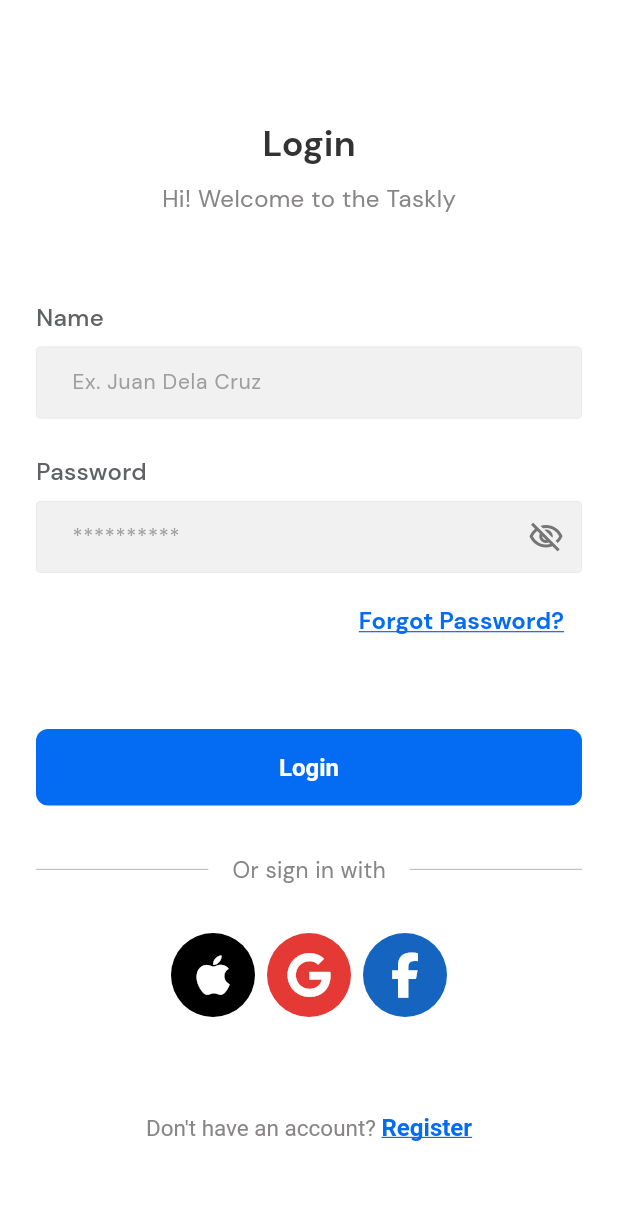
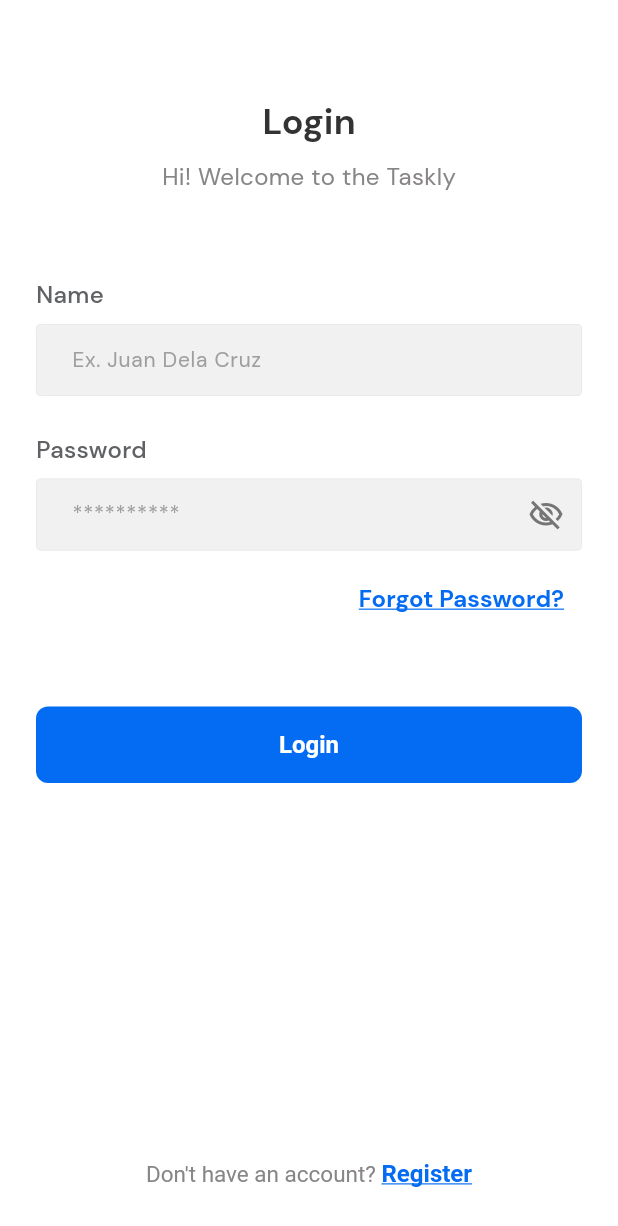
Before and after one commit to AbnerBaluyut/Taskly, a Flutter app: the LoginPage screen opened by its route, on a phone screen of 412 x 824 dp. Shown: the top 1226 px of the screen. Run offline on Flutter 3.47's test engine with Material 3 defaults, Android fonts, the phone set to English and light mode, and no system bars; our stand-ins replace bloc, dropdown_button2, flutter_bloc, flutter_expandable_fab, font_awesome_flutter, go_router and 2 more; missing offline and left inert: assorted_layout_widgets; accounts and stored records are empty; statements that could not run were skipped.

```diff
--- a/lib/core/common_widgets/common_elevated_button.dart
+++ b/lib/core/common_widgets/common_elevated_button.dart
@@ -14,6 +14,8 @@ class CommonElevatedButton extends ElevatedButton {
     Color overlayColor = Colors.black45,
     Widget? icon,
     OutlinedBorder? shape,
+    MaterialTapTargetSize? targetSize,
+    Size? minimumSize
   }) {
     return CommonElevatedButton(
       key: key,
@@ -25,6 +27,8 @@ class CommonElevatedButton extends ElevatedButton {
       shadowColor: shadowColor,
       overlayColor: overlayColor,
       shape: shape,
+      targetSize: targetSize,
+      minSize: minimumSize,
     );
   }
 
@@ -44,7 +48,9 @@ class CommonElevatedButton extends ElevatedButton {
     this.shadowColor = Colors.transparent,
     this.overlayColor = Colors.black45,
     this.shape,
-  }) : assert(text != null || custom != null), super(
+    this.targetSize,
+    this.minSize
+  }) : super(
       onPressed: onButtonPressed,
       child: (text != null) ? Text(
         text,
@@ -53,7 +59,7 @@ class CommonElevatedButton extends ElevatedButton {
           fontWeight: fontWeight,
           color: fontColor,
         ),
-      ) : custom,
+      ) : custom ?? const SizedBox.shrink(),
       style: ElevatedButton.styleFrom(
         shadowColor: shadowColor,
         backgroundColor: backgroundColor,
@@ -63,6 +69,8 @@ class CommonElevatedButton extends ElevatedButton {
           borderRadius: borderRadius,
           side: borderSide
         ),
+        tapTargetSize: targetSize,
+        minimumSize: minSize,
         padding: padding,
         disabledBackgroundColor: Colors.grey.shade500,
       )
@@ -82,4 +90,6 @@ class CommonElevatedButton extends ElevatedButton {
   final double elevation;
   final EdgeInsetsGeometry? padding;
   final OutlinedBorder? shape;
+  final MaterialTapTargetSize? targetSize;
+  final Size? minSize;
 }
--- a/lib/core/common_widgets/common_text_field.dart
+++ b/lib/core/common_widgets/common_text_field.dart
@@ -19,6 +19,8 @@ class CommonTextField extends StatefulWidget {
   final void Function(String)? onChanged;
   final void Function(String)? onFieldSubmitted;
   final int maxLines;
+  final int? minLines;
+  final int? maxLength;
   final Color? fillColor;
   final bool filled;
   final TextStyle? style;
@@ -28,9 +30,8 @@ class CommonTextField extends StatefulWidget {
   final InputBorder? focusedBorder;
   final InputBorder? errorBorder;
   final InputBorder? focusedErrorBorder;
-
-
   final TextInputAction? textInputAction;
+  final bool showScrollbar;
 
   const CommonTextField({
     super.key,
@@ -45,6 +46,8 @@ class CommonTextField extends StatefulWidget {
     this.validator,
     this.onChanged,
     this.maxLines = 1,
+    this.minLines,
+    this.maxLength,
     this.fillColor,
     this.filled = true,
     this.style,
@@ -55,7 +58,8 @@ class CommonTextField extends StatefulWidget {
     this.errorBorder,
     this.focusedErrorBorder,
     this.textInputAction,
-    this.onFieldSubmitted
+    this.onFieldSubmitted,
+    this.showScrollbar = false
   });
 
   @override
@@ -100,13 +104,28 @@ class CommonTextFieldState extends State<CommonTextField> {
           controller: (animation) {
             _animationController = animation;
           },
-          child: TextFormField(
+          child: (widget.showScrollbar)
+          ? Scrollbar(
+            trackVisibility: true,
+              child: _buildTextFormField(),
+            )
+          : _buildTextFormField()
+        ),
+      ],
+    );
+  }
+
+  Widget _buildTextFormField() {
+
+    return TextFormField(
       controller: widget.controller,
       focusNode: widget.focusNode,
       keyboardType: widget.keyboardType,
       textInputAction: widget.textInputAction ?? TextInputAction.done,
       obscureText: _isPasswordVisible,
+      maxLength: widget.maxLength,
       maxLines: widget.maxLines,
+      minLines: widget.minLines,
       style: widget.style ?? TextStyle(
         fontSize: 14.0,
         color: Colors.black,
@@ -171,9 +190,6 @@ class CommonTextFieldState extends State<CommonTextField> {
       validator: widget.validator,
       onChanged: widget.onChanged,
       onFieldSubmitted: widget.onFieldSubmitted,
-          ),
-        ),
-      ],
     );
   }
 
--- a/lib/core/router/app_router.dart
+++ b/lib/core/router/app_router.dart
@@ -3,6 +3,7 @@ import 'package:go_router/go_router.dart';
 import '../../features/authentication/screens/login/login_page.dart';
 import '../../features/authentication/screens/register/register_page.dart';
 import '../../features/dashboard/screens/dashboard_page.dart';
+import '../../features/home/screens/create_project/create_project_page.dart';
 import '../../features/home/screens/more_projects/more_projects_page.dart';
 import '../../features/home/screens/project_details/project_details_page.dart';
 import '../../features/home/screens/task_details/task_details_page.dart';
@@ -90,7 +91,13 @@ class AppRouter {
         builder: (context, state) {
           return const ViewNotificationsPage();
         }
-      )
+      ),
+      GoRoute(
+        path: AppRoutes.createProject,
+        builder: (context, state) {
+          return const CreateProjectPage();
+        }
+      ),
     ],
   );
 }
--- a/lib/core/router/app_routes.dart
+++ b/lib/core/router/app_routes.dart
@@ -12,4 +12,6 @@ class AppRoutes {
   static const String changePassword = '/change_password';
   static const String taskDetails = '/task_details';
   static const String viewNotifications = '/view_notifications';
+  static const String createProject = '/create_project';
+  static const String createTask = '/create_task';
 }
--- a/lib/features/authentication/screens/login/_components/login_footer.dart
+++ b/lib/features/authentication/screens/login/_components/login_footer.dart
@@ -1,16 +1,16 @@
-import 'dart:developer';
+// import 'dart:developer';
 
 import 'package:flutter/gestures.dart';
 import 'package:flutter/material.dart';
-import 'package:font_awesome_flutter/font_awesome_flutter.dart';
-import 'package:taskly/core/extensions/context_extension.dart';
+// import 'package:font_awesome_flutter/font_awesome_flutter.dart';
+// import 'package:taskly/core/extensions/context_extension.dart';
 import 'package:taskly/core/extensions/double_extension.dart';
 
 import '../../../../../core/styles/custom_colors.dart';
 import '../../../../../core/styles/dimension.dart';
 import '../../../../../core/enums/social.dart';
-import '../../../models/social_model.dart';
-import 'item_social_button.dart';
+// import '../../../models/social_model.dart';
+// import 'item_social_button.dart';
 
 class LoginFooter extends StatelessWidget {
 
@@ -22,44 +22,44 @@ class LoginFooter extends StatelessWidget {
   @override
   Widget build(BuildContext context) {
 
-    List<SocialModel> socials = [
-      SocialModel(
-        icon: FontAwesomeIcons.apple,
-        social: Social.apple,
-        backgroundColor: context.isDarkMode() ? Colors.white : Colors.black,
-        iconColor: context.isDarkMode() ?Colors.black : Colors.white
-      ),
-      SocialModel(
-        icon: FontAwesomeIcons.google,
-        social: Social.google,
-        backgroundColor: Colors.red.shade600,
-        iconColor: Colors.white
-      ),
-      SocialModel(
-        icon: FontAwesomeIcons.facebookF,
-        social: Social.facebook,
-        backgroundColor: Colors.blue.shade800,
-        iconColor: Colors.white
-      )
-    ];
+    // List<SocialModel> socials = [
+    //   SocialModel(
+    //     icon: FontAwesomeIcons.apple,
+    //     social: Social.apple,
+    //     backgroundColor: context.isDarkMode() ? Colors.white : Colors.black,
+    //     iconColor: context.isDarkMode() ?Colors.black : Colors.white
+    //   ),
+    //   SocialModel(
+    //     icon: FontAwesomeIcons.google,
+    //     social: Social.google,
+    //     backgroundColor: Colors.red.shade600,
+    //     iconColor: Colors.white
+    //   ),
+    //   SocialModel(
+    //     icon: FontAwesomeIcons.facebookF,
+    //     social: Social.facebook,
+    //     backgroundColor: Colors.blue.shade800,
+    //     iconColor: Colors.white
+    //   )
+    // ];
 
     return Column(
       crossAxisAlignment: CrossAxisAlignment.center,
       mainAxisAlignment: MainAxisAlignment.center,
       mainAxisSize: MainAxisSize.min,
       children: [
-        Row(
-          spacing: Dimension.spacingSmall,
-          crossAxisAlignment: CrossAxisAlignment.center,
-          mainAxisAlignment: MainAxisAlignment.center,
-          mainAxisSize: MainAxisSize.max,
-          children: socials.map((item) => ItemSocialButton(
-              item: item,
-              onTapSocial: () => log(item.social.name),
-            )
-          ).toList(),
-        ),
-        Dimension.spacingUltraLarge.height(),
+        // Row(
+        //   spacing: Dimension.spacingSmall,
+        //   crossAxisAlignment: CrossAxisAlignment.center,
+        //   mainAxisAlignment: MainAxisAlignment.center,
+        //   mainAxisSize: MainAxisSize.max,
+        //   children: socials.map((item) => ItemSocialButton(
+        //       item: item,
+        //       onTapSocial: () => log(item.social.name),
+        //     )
+        //   ).toList(),
+        // ),
+        // Dimension.spacingUltraLarge.height(),
         RichText(
           text: TextSpan(
             text: "Don't have an account? ",
@@ -83,7 +83,7 @@ class LoginFooter extends StatelessWidget {
             ]
           ),
         ),
-        Dimension.spacingSuperLarge.height(),
+        Dimension.spacingExtraLarge.height(),
       ],
     );
   }
--- a/lib/features/authentication/screens/login/login_page.dart
+++ b/lib/features/authentication/screens/login/login_page.dart
@@ -7,7 +7,7 @@ import '../../../../core/common_widgets/common_scaffold.dart';
 import '../../../../core/router/app_routes.dart';
 import '../../../../core/styles/dimension.dart';
 import '_components/login_content.dart';
-import '_components/login_divider.dart';
+// import '_components/login_divider.dart';
 import '_components/login_footer.dart';
 import '_components/login_header.dart';
 
@@ -40,7 +40,8 @@ class LoginPage extends StatelessWidget {
                       },
                       onTapLogin: () => context.go(AppRoutes.dashboard),
                     ),
-                    LoginDivider(),
+                    // LoginDivider(),
+                    Spacer(),
                     LoginFooter(
                       onTapSocial: (social) {
                         log("Social: ${social.name}");
--- a/lib/features/home/screens/project_details/project_details_page.dart
+++ b/lib/features/home/screens/project_details/project_details_page.dart
@@ -79,7 +79,6 @@ class _ProjectDetailsPageState extends State<ProjectDetailsPage> with SingleTick
         ],
         body: TabBarView(
           controller: tabController,
-          physics: NeverScrollableScrollPhysics(),
           children: [
             TodoContent(),
             InProgressContent(),
```
Also changed, not shown: lib/core/enums/color_enum.dart (added, +30 -0 lines), lib/core/extensions/context_extension.dart (+109 -0 lines), lib/features/dashboard/screens/dashboard_page.dart (+4 -4 lines), lib/features/home/screens/create_project/_components/add_teams_section.dart (added, +47 -0 lines), lib/features/home/screens/create_project/_components/color_theme_section.dart (added, +87 -0 lines), lib/features/home/screens/create_project/_components/create_project_appbar.dart (added, +32 -0 lines), lib/features/home/screens/create_project/create_project_page.dart (added, +95 -0 lines). Lines whose indentation alone changed are shown as unchanged.
